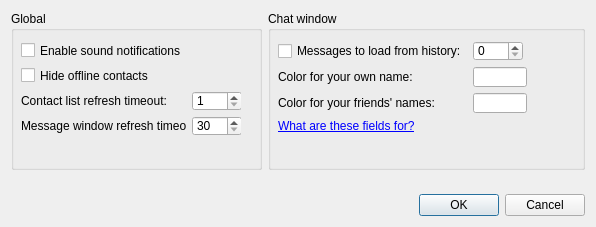
This is src/ui/configWindow.ui in ilvokhin/oop-project as Qt 5 draws it before an edit. The edited form follows.
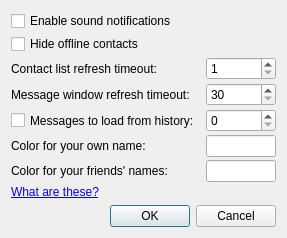
This is the edited form.

Commit message: further improvements to config layout

The edit to the form file:
```diff
--- a/src/ui/configWindow.ui
+++ b/src/ui/configWindow.ui
@@ -6,8 +6,8 @@
    <rect>
     <x>0</x>
     <y>0</y>
-    <width>596</width>
-    <height>227</height>
+    <width>267</width>
+    <height>223</height>
    </rect>
   </property>
   <property name="minimumSize">
@@ -20,27 +20,14 @@
    <string>Settings</string>
   </property>
   <layout class="QGridLayout" name="gridLayout">
-   <item row="0" column="0">
-    <widget class="QGroupBox" name="groupBox">
-     <property name="minimumSize">
-      <size>
-       <width>251</width>
-       <height>159</height>
-      </size>
+   <item row="0" column="0" colspan="2">
+    <layout class="QFormLayout" name="formLayout">
+     <property name="horizontalSpacing">
+      <number>6</number>
      </property>
-     <property name="title">
-      <string>Global</string>
+     <property name="verticalSpacing">
+      <number>3</number>
      </property>
-     <widget class="QWidget" name="">
-      <property name="geometry">
-       <rect>
-        <x>10</x>
-        <y>30</y>
-        <width>220</width>
-        <height>94</height>
-       </rect>
-      </property>
-      <layout class="QFormLayout" name="formLayout_2">
        <item row="0" column="0">
         <widget class="QCheckBox" name="enableSound">
          <property name="text">
@@ -64,16 +51,10 @@
        </item>
        <item row="2" column="1">
         <widget class="QSpinBox" name="messagesTimeout">
-         <property name="minimumSize">
-          <size>
-           <width>50</width>
-           <height>20</height>
-          </size>
-         </property>
          <property name="maximumSize">
           <size>
-           <width>50</width>
-           <height>20</height>
+         <width>70</width>
+         <height>16777215</height>
           </size>
          </property>
          <property name="minimum">
@@ -93,16 +74,10 @@
        </item>
        <item row="3" column="1">
         <widget class="QSpinBox" name="updateTimeout">
-         <property name="minimumSize">
-          <size>
-           <width>50</width>
-           <height>20</height>
-          </size>
-         </property>
          <property name="maximumSize">
           <size>
-           <width>50</width>
-           <height>20</height>
+         <width>70</width>
+         <height>16777215</height>
           </size>
          </property>
          <property name="minimum">
@@ -113,80 +88,60 @@
          </property>
         </widget>
        </item>
-      </layout>
-     </widget>
-    </widget>
-   </item>
-   <item row="0" column="1" colspan="2">
-    <widget class="QGroupBox" name="groupBox_2">
-     <property name="minimumSize">
-      <size>
-       <width>251</width>
-       <height>159</height>
-      </size>
-     </property>
-     <property name="title">
-      <string>Chat window</string>
-     </property>
-     <widget class="QWidget" name="">
-      <property name="geometry">
-       <rect>
-        <x>10</x>
-        <y>30</y>
-        <width>249</width>
-        <height>93</height>
-       </rect>
-      </property>
-      <layout class="QFormLayout" name="formLayout">
-       <item row="0" column="0">
+     <item row="4" column="0">
         <widget class="QCheckBox" name="loadHistory">
+       <property name="sizePolicy">
+        <sizepolicy hsizetype="MinimumExpanding" vsizetype="MinimumExpanding">
+         <horstretch>0</horstretch>
+         <verstretch>0</verstretch>
+        </sizepolicy>
+       </property>
          <property name="text">
           <string>Messages to load from history:</string>
          </property>
         </widget>
        </item>
-       <item row="0" column="1">
-        <widget class="QSpinBox" name="loadCount">
-         <property name="minimumSize">
-          <size>
-           <width>50</width>
-           <height>20</height>
-          </size>
+     <item row="4" column="1">
+      <widget class="QSpinBox" name="historyCount">
+       <property name="sizePolicy">
+        <sizepolicy hsizetype="MinimumExpanding" vsizetype="MinimumExpanding">
+         <horstretch>0</horstretch>
+         <verstretch>0</verstretch>
+        </sizepolicy>
          </property>
          <property name="maximumSize">
           <size>
-           <width>50</width>
-           <height>20</height>
+         <width>70</width>
+         <height>16777215</height>
           </size>
          </property>
         </widget>
        </item>
-       <item row="1" column="0">
+     <item row="5" column="0">
         <widget class="QLabel" name="myColorLabel">
+       <property name="sizePolicy">
+        <sizepolicy hsizetype="MinimumExpanding" vsizetype="MinimumExpanding">
+         <horstretch>0</horstretch>
+         <verstretch>0</verstretch>
+        </sizepolicy>
+       </property>
          <property name="text">
           <string>Color for your own name:</string>
          </property>
         </widget>
        </item>
-       <item row="1" column="1">
-        <widget class="QLineEdit" name="lineEdit">
-         <property name="maximumSize">
-          <size>
-           <width>70</width>
-           <height>20</height>
-          </size>
-         </property>
-         <property name="maxLength">
-          <number>6</number>
-         </property>
-        </widget>
-       </item>
-       <item row="2" column="1">
-        <widget class="QLineEdit" name="lineEdit_2">
+     <item row="5" column="1">
+      <widget class="QLineEdit" name="myColor">
+       <property name="sizePolicy">
+        <sizepolicy hsizetype="MinimumExpanding" vsizetype="MinimumExpanding">
+         <horstretch>0</horstretch>
+         <verstretch>0</verstretch>
+        </sizepolicy>
+       </property>
          <property name="maximumSize">
           <size>
            <width>70</width>
-           <height>20</height>
+         <height>16777215</height>
           </size>
          </property>
          <property name="maxLength">
@@ -194,41 +149,67 @@
          </property>
         </widget>
        </item>
-       <item row="3" column="0">
-        <widget class="QLabel" name="colorHelp">
-         <property name="text">
-          <string>&lt;html&gt;&lt;head/&gt;&lt;body&gt;&lt;p&gt;&lt;a href=&quot;http://html-color-codes.info&quot;&gt;&lt;span style=&quot; text-decoration: underline; color:#0000ff;&quot;&gt;What are these fields for?&lt;/span&gt;&lt;/a&gt;&lt;/p&gt;&lt;/body&gt;&lt;/html&gt;</string>
-         </property>
-        </widget>
-       </item>
-       <item row="2" column="0">
-        <widget class="QLabel" name="myColorLabel_2">
+     <item row="6" column="0">
+      <widget class="QLabel" name="friendsColorLabel">
+       <property name="sizePolicy">
+        <sizepolicy hsizetype="MinimumExpanding" vsizetype="MinimumExpanding">
+         <horstretch>0</horstretch>
+         <verstretch>0</verstretch>
+        </sizepolicy>
+       </property>
          <property name="text">
           <string>Color for your friends' names:</string>
          </property>
         </widget>
        </item>
-      </layout>
-     </widget>
-    </widget>
+     <item row="6" column="1">
+      <widget class="QLineEdit" name="friendsColor">
+       <property name="sizePolicy">
+        <sizepolicy hsizetype="MinimumExpanding" vsizetype="MinimumExpanding">
+         <horstretch>0</horstretch>
+         <verstretch>0</verstretch>
+        </sizepolicy>
+       </property>
+       <property name="maximumSize">
+        <size>
+         <width>70</width>
+         <height>16777215</height>
+        </size>
+       </property>
+       <property name="maxLength">
+        <number>6</number>
+       </property>
+      </widget>
+     </item>
+     <item row="7" column="0">
+      <widget class="QLabel" name="colorHelp">
+       <property name="sizePolicy">
+        <sizepolicy hsizetype="MinimumExpanding" vsizetype="MinimumExpanding">
+         <horstretch>0</horstretch>
+         <verstretch>0</verstretch>
+        </sizepolicy>
+       </property>
+       <property name="text">
+        <string>&lt;html&gt;&lt;head/&gt;&lt;body&gt;&lt;p&gt;&lt;a href=&quot;http://html-color-codes.info&quot;&gt;&lt;span style=&quot; text-decoration: underline; color:#0000ff;&quot;&gt;What are these?&lt;/span&gt;&lt;/a&gt;&lt;/p&gt;&lt;/body&gt;&lt;/html&gt;</string>
+       </property>
+      </widget>
+     </item>
+    </layout>
    </item>
-   <item row="1" column="2">
+   <item row="1" column="1">
     <spacer name="verticalSpacer">
      <property name="orientation">
       <enum>Qt::Vertical</enum>
      </property>
-     <property name="sizeType">
-      <enum>QSizePolicy::MinimumExpanding</enum>
-     </property>
      <property name="sizeHint" stdset="0">
       <size>
        <width>20</width>
-       <height>13</height>
+       <height>0</height>
       </size>
      </property>
     </spacer>
    </item>
-   <item row="2" column="0" colspan="2">
+   <item row="2" column="0">
     <spacer name="horizontalSpacer">
      <property name="orientation">
       <enum>Qt::Horizontal</enum>
@@ -238,13 +219,13 @@
      </property>
      <property name="sizeHint" stdset="0">
       <size>
-       <width>318</width>
+       <width>84</width>
        <height>20</height>
       </size>
      </property>
     </spacer>
    </item>
-   <item row="2" column="2">
+   <item row="2" column="1">
     <widget class="QDialogButtonBox" name="apply">
      <property name="standardButtons">
       <set>QDialogButtonBox::Cancel|QDialogButtonBox::Ok</set>
```
Left out of the diff: 26 changed lines with no effect on the pictures. Lines whose indentation alone changed are shown as unchanged.
